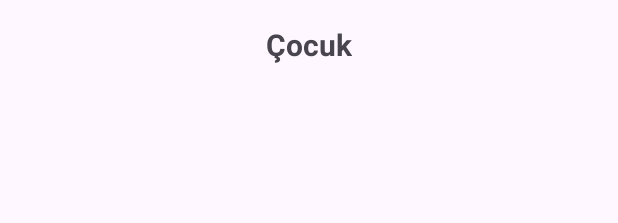
After one commit to talhakara0/ZamanKuamndasi, an Android app: the layout fragment_child_usage_detail.xml on its own in the app's theme, with its tools: preview values and no code run, on a phone screen of 412 x 824 dp. The commit adds this screen. Shown: the top 223 px of the screen. Run offline under Robolectric (Android 15) with nearby library versions, the phone set to English and light mode, and no system bars.

Commit message:
feat(parent-panel): improve listing of linked children and ensure complete Firebase query execution

```diff
--- a/app/src/main/java/com/example/zamankumandasi/data/repository/AuthRepository.kt
+++ b/app/src/main/java/com/example/zamankumandasi/data/repository/AuthRepository.kt
@@ -21,6 +21,7 @@ class AuthRepository @Inject constructor(
                 id = result.user?.uid ?: "",
                 email = email,
                 userType = userType,
+                parentId = if (userType == UserType.PARENT) null else null, // Ebeveyn için parentId null olarak ekleniyor
                 pairingCode = if (userType == UserType.PARENT) generatePairingCode() else null
             )
 
--- a/app/src/main/java/com/example/zamankumandasi/ui/auth/LoginFragment.kt
+++ b/app/src/main/java/com/example/zamankumandasi/ui/auth/LoginFragment.kt
@@ -39,8 +39,8 @@ class LoginFragment : Fragment() {
 
         // Otomatik giriş kontrolü
         authViewModel.currentUser.observe(viewLifecycleOwner) { user ->
-            user?.let {
-                navigateBasedOnUserType(it)
+            if (user != null && findNavController().currentDestination?.id == R.id.loginFragment) {
+                navigateBasedOnUserType(user)
             }
         }
 
--- /dev/null
+++ b/app/src/main/res/layout/fragment_child_usage_detail.xml
@@ -0,0 +1,42 @@
+<?xml version="1.0" encoding="utf-8"?>
+<LinearLayout xmlns:android="http://schemas.android.com/apk/res/android"
+    android:layout_width="match_parent"
+    android:layout_height="match_parent"
+    android:orientation="vertical"
+    android:padding="16dp">
+
+    <TextView
+        android:id="@+id/tvChildEmail"
+        android:layout_width="wrap_content"
+        android:layout_height="wrap_content"
+        android:text="Çocuk"
+        android:textSize="20sp"
+        android:textStyle="bold"
+        android:layout_gravity="center_horizontal"
+        android:paddingBottom="12dp" />
+
+    <androidx.recyclerview.widget.RecyclerView
+        android:id="@+id/rvChildAppUsage"
+        android:layout_width="match_parent"
+        android:layout_height="0dp"
+        android:layout_weight="1"
+        android:layout_marginTop="8dp" />
+
+    <TextView
+        android:id="@+id/tvNoUsage"
+        android:layout_width="wrap_content"
+        android:layout_height="wrap_content"
+        android:text="Kullanım verisi bulunamadı."
+        android:textColor="@android:color/darker_gray"
+        android:layout_gravity="center_horizontal"
+        android:visibility="gone"
+        android:paddingTop="16dp" />
+
+    <ProgressBar
+        android:id="@+id/progressBar"
+        android:layout_width="wrap_content"
+        android:layout_height="wrap_content"
+        android:layout_gravity="center_horizontal"
+        android:visibility="gone" />
+
+</LinearLayout>
```
Also changed, not shown: app/src/main/java/com/example/zamankumandasi/data/repository/AppUsageRepository.kt (+43 -2 lines), app/src/main/java/com/example/zamankumandasi/ui/child/ChildDashboardFragment.kt (+55 -6 lines), app/src/main/java/com/example/zamankumandasi/ui/parent/ChildUsageDetailFragment.kt (added, +62 -0 lines), app/src/main/java/com/example/zamankumandasi/ui/parent/ParentDashboardFragment.kt (+11 -7 lines), app/src/main/java/com/example/zamankumandasi/ui/viewmodel/AppUsageViewModel.kt (+10 -0 lines), app/src/main/res/layout/fragment_child_dashboard.xml (+12 -0 lines), app/src/main/res/navigation/nav_graph.xml (+10 -0 lines), 1 other file.
